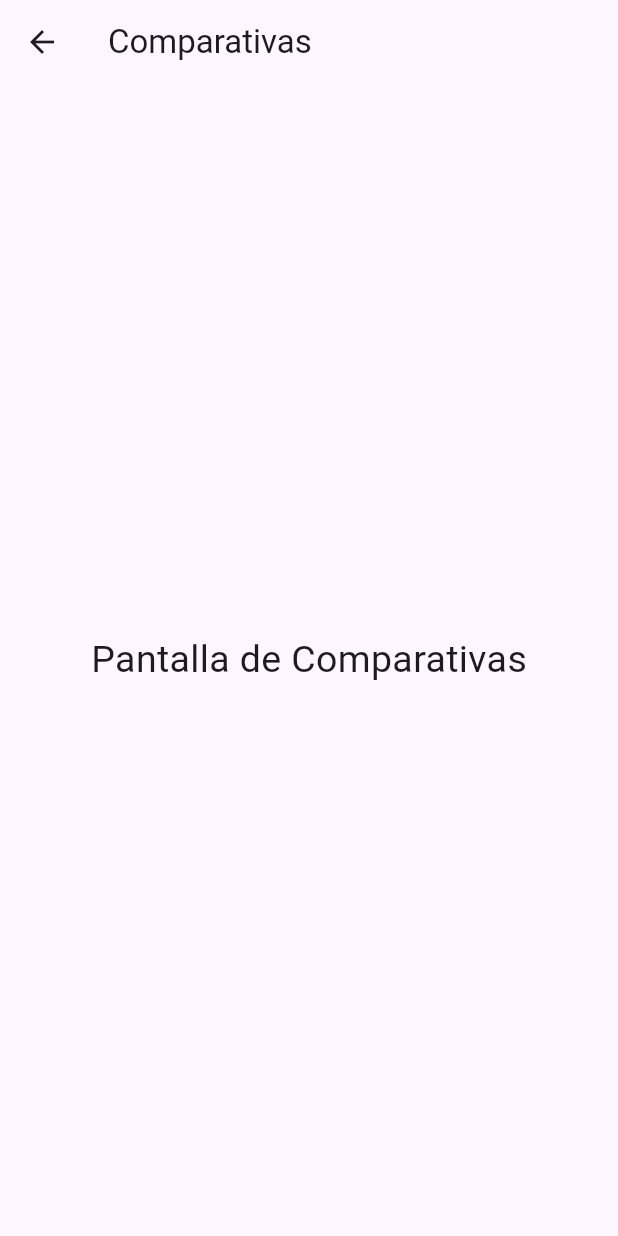
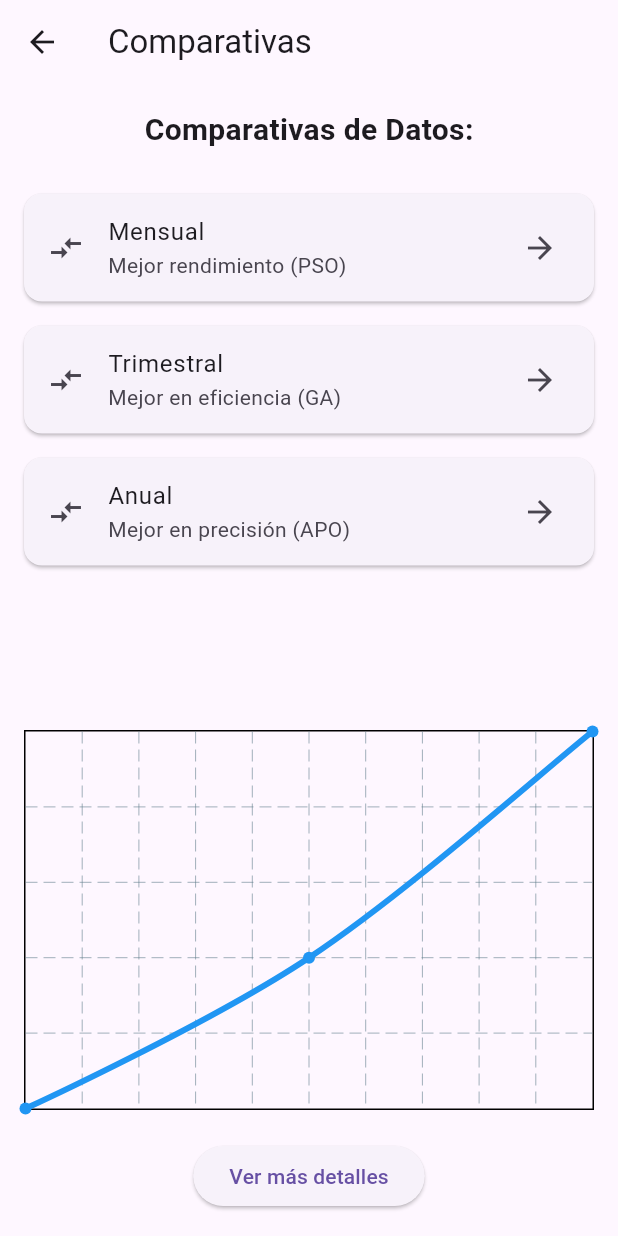
Before and after one commit to Javier-Rivera2311/Eventos_cari_tipe3, a Flutter app: the ComparativasScreen screen opened directly, on a phone screen of 412 x 824 dp. Run offline on Flutter 3.47's test engine with Material 3 defaults, Android fonts, the phone set to English and light mode, and no system bars; drawn by our look-alikes of fl_chart; our stand-ins replace google_nav_bar.

Commit message:
Se trabajo en la vista comparativa agregando graficos y utilidades

```diff
--- a/lib/screens/IngresosYgastos.dart
+++ b/lib/screens/IngresosYgastos.dart
@@ -1,4 +1,5 @@
 import 'package:flutter/material.dart';
+import 'package:fl_chart/fl_chart.dart';
 
 class IngresosYGastosScreen extends StatelessWidget {
   const IngresosYGastosScreen({super.key});
@@ -61,17 +62,137 @@ class IngresosYGastosScreen extends StatelessWidget {
 }
 
 // Vistas para cada uno de los botones
-class ComparativasScreen extends StatelessWidget {
+class ComparativasScreen extends StatefulWidget {
   const ComparativasScreen({super.key});
+
+  @override
+  _ComparativasScreenState createState() => _ComparativasScreenState();
+}
+
+class _ComparativasScreenState extends State<ComparativasScreen> {
+  // Variables para los datos del gráfico
+  List<FlSpot> monthlyData = [
+    FlSpot(0, 10),
+    FlSpot(1, 12),
+    FlSpot(2, 15),
+  ];
+  List<FlSpot> quarterlyData = [
+    FlSpot(0, 8),
+    FlSpot(1, 9),
+    FlSpot(2, 14),
+  ];
+  List<FlSpot> annualData = [
+    FlSpot(0, 20),
+    FlSpot(1, 25),
+    FlSpot(2, 30),
+  ];
+
+  // Variable para controlar los datos del gráfico
+  late List<FlSpot> currentData;
+
+  @override
+  void initState() {
+    super.initState();
+    // Inicializamos el gráfico con los datos mensuales
+    currentData = monthlyData;
+  }
 
   @override
   Widget build(BuildContext context) {
     return Scaffold(
       appBar: AppBar(
-        title: Text('Comparativas'),
+        title: const Text('Comparativas'),
       ),
-      body: const Center(
-        child: Text('Pantalla de Comparativas', style: TextStyle(fontSize: 25)),
+      body: Padding(
+        padding: const EdgeInsets.all(16.0),
+        child: Column(
+          children: [
+            const Text(
+              'Comparativas de Datos:',
+              style: TextStyle(fontSize: 20, fontWeight: FontWeight.bold),
+            ),
+            const SizedBox(height: 20),
+            // Lista de comparaciones entre algoritmos
+            Expanded(
+              child: ListView(
+                children: [
+                  _buildComparisonTile(
+                      'Mensual', 'Mejor rendimiento', 'PSO', monthlyData),
+                  _buildComparisonTile(
+                      'Trimestral', 'Mejor en eficiencia', 'GA', quarterlyData),
+                  _buildComparisonTile(
+                      'Anual', 'Mejor en precisión', 'APO', annualData),
+                ],
+              ),
+            ),
+            const SizedBox(height: 20),
+            // Aquí mostramos el gráfico de líneas horizontal
+            AspectRatio(
+              aspectRatio: 1.5,
+              child: LineChart(
+                LineChartData(
+                  borderData: FlBorderData(show: true),
+                  titlesData: FlTitlesData(show: false),
+                  gridData: FlGridData(show: true),
+                  lineBarsData: [
+                    LineChartBarData(
+                      spots: currentData, // Datos del gráfico
+                      isCurved: true,
+                      color: Colors.blue, // Color de la línea
+                      barWidth: 4,
+                      belowBarData: BarAreaData(
+                          show:
+                              false), // Opcional, para quitar área debajo de la línea
+                    ),
+                  ],
+                ),
+              ),
+            ),
+            const SizedBox(height: 20),
+            ElevatedButton(
+              onPressed: () {
+                // Lógica para ver más detalles de las comparativas
+                showDialog(
+                  context: context,
+                  builder: (context) {
+                    return AlertDialog(
+                      title: const Text('Detalles de Comparativa'),
+                      content: const Text(
+                          'Aquí irían los detalles de la comparación entre los algoritmos.'),
+                      actions: [
+                        TextButton(
+                          onPressed: () => Navigator.pop(context),
+                          child: const Text('Cerrar'),
+                        ),
+                      ],
+                    );
+                  },
+                );
+              },
+              child: const Text('Ver más detalles'),
+            ),
+          ],
+        ),
+      ),
+    );
+  }
+
+  // Método para construir los elementos de la lista de comparativas
+  Widget _buildComparisonTile(
+      String title, String description, String algorithm, List<FlSpot> data) {
+    return Card(
+      margin: const EdgeInsets.symmetric(vertical: 8.0),
+      child: ListTile(
+        title: Text(title),
+        subtitle: Text('$description ($algorithm)'),
+        leading: const Icon(Icons.compare_arrows),
+        trailing: const Icon(Icons.arrow_forward),
+        onTap: () {
+          setState(() {
+            currentData =
+                data; // Actualizar los datos del gráfico según la opción seleccionada
+          });
+        },
       ),
     );
   }
--- a/pubspec.yaml
+++ b/pubspec.yaml
@@ -35,6 +35,7 @@ dependencies:
   # Use with the CupertinoIcons class for iOS style icons.
   cupertino_icons: ^1.0.8
   google_nav_bar: ^5.0.7
+  fl_chart: ^0.71.0
 
 dev_dependencies:
   flutter_test:
```
Also changed, not shown: pubspec.lock, 125 other files.
